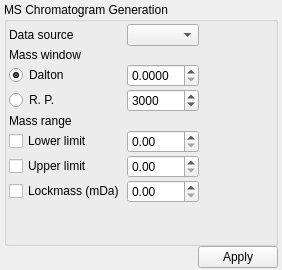
Qt form src/libs/adwidgets/mschromatogramform.ui (qtplatz/qtplatz) before a commit.
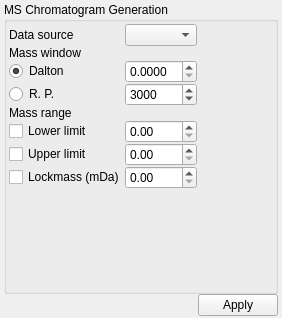
The same form after that commit.

The edit to the form file:
```diff
--- a/src/libs/adwidgets/mschromatogramform.ui
+++ b/src/libs/adwidgets/mschromatogramform.ui
@@ -7,7 +7,7 @@
     <x>0</x>
     <y>0</y>
     <width>282</width>
-    <height>270</height>
+    <height>318</height>
    </rect>
   </property>
   <property name="windowTitle">
@@ -54,6 +54,9 @@
         </property>
         <item row="0" column="0">
          <layout class="QGridLayout" name="gridLayout">
+          <property name="spacing">
+           <number>0</number>
+          </property>
           <item row="0" column="1">
            <widget class="QComboBox" name="comboBox"/>
           </item>
```
